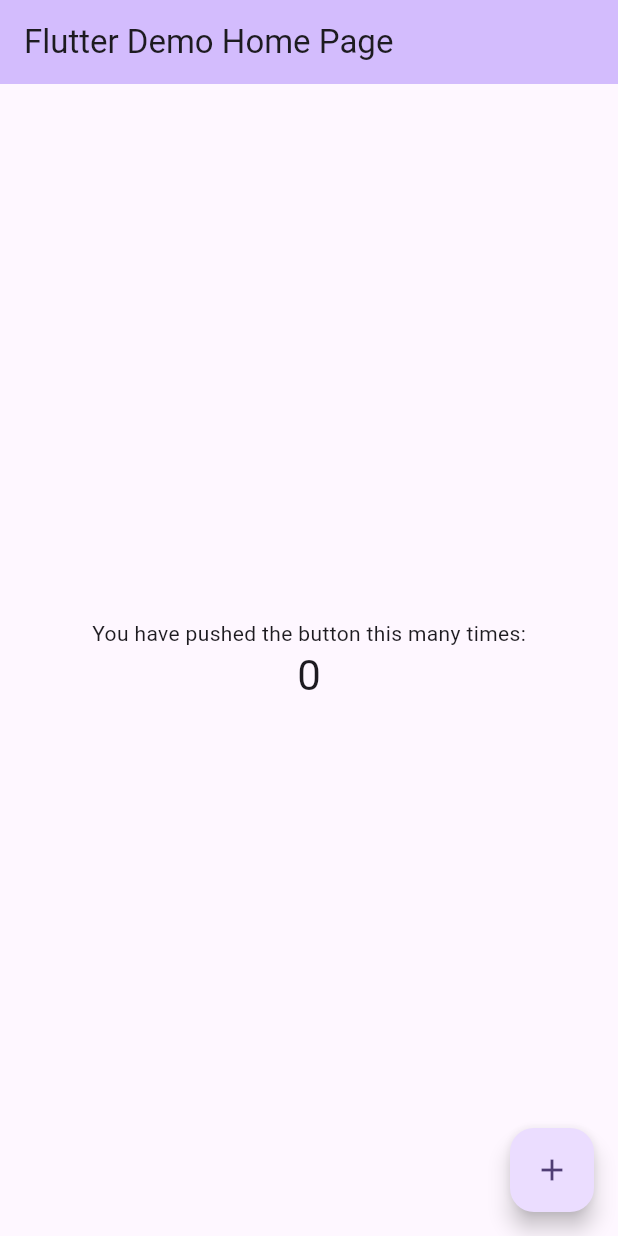
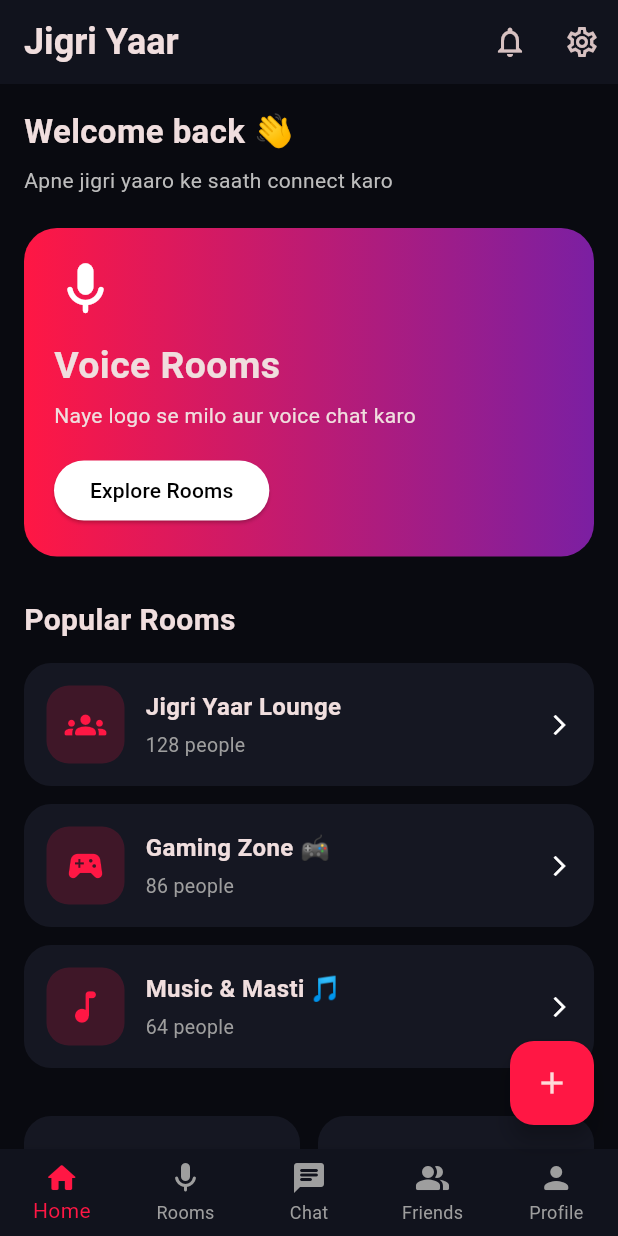
Before and after one commit to yoyichrijihan-ship-it/jigri-yaar, a Flutter app: the screen it shows after launch, on a phone screen of 412 x 824 dp. Run offline on Flutter 3.47's test engine with Material 3 defaults, Android fonts, the phone set to English and light mode, and no system bars; Roboto replaces fonts that are missing (Arial).

Commit message:
Update main.dart

```diff
--- a/lib/main.dart
+++ b/lib/main.dart
@@ -1,122 +1,329 @@
 import 'package:flutter/material.dart';
 
 void main() {
-  runApp(const MyApp());
+  runApp(const JigriYaarApp());
 }
 
-class MyApp extends StatelessWidget {
-  const MyApp({super.key});
+class JigriYaarApp extends StatelessWidget {
+  const JigriYaarApp({super.key});
 
-  // This widget is the root of your application.
   @override
   Widget build(BuildContext context) {
     return MaterialApp(
-      title: 'Flutter Demo',
+      debugShowCheckedModeBanner: false,
+      title: 'Jigri Yaar',
       theme: ThemeData(
-        // This is the theme of your application.
-        //
-        // TRY THIS: Try running your application with "flutter run". You'll see
-        // the application has a purple toolbar. Then, without quitting the app,
-        // try changing the seedColor in the colorScheme below to Colors.green
-        // and then invoke "hot reload" (save your changes or press the "hot
-        // reload" button in a Flutter-supported IDE, or press "r" if you used
-        // the command line to start the app).
-        //
-        // Notice that the counter didn't reset back to zero; the application
-        // state is not lost during the reload. To reset the state, use hot
-        // restart instead.
-        //
-        // This works for code too, not just values: Most code changes can be
-        // tested with just a hot reload.
-        colorScheme: .fromSeed(seedColor: Colors.deepPurple),
+        brightness: Brightness.dark,
+        scaffoldBackgroundColor: const Color(0xFF090A10),
+        fontFamily: 'Arial',
+        colorScheme: ColorScheme.fromSeed(
+          seedColor: const Color(0xFFFF1744),
+          brightness: Brightness.dark,
+        ),
       ),
-      home: const MyHomePage(title: 'Flutter Demo Home Page'),
+      home: const HomePage(),
     );
   }
 }
 
-class MyHomePage extends StatefulWidget {
-  const MyHomePage({super.key, required this.title});
-
-  // This widget is the home page of your application. It is stateful, meaning
-  // that it has a State object (defined below) that contains fields that affect
-  // how it looks.
-
-  // This class is the configuration for the state. It holds the values (in this
-  // case the title) provided by the parent (in this case the App widget) and
-  // used by the build method of the State. Fields in a Widget subclass are
-  // always marked "final".
-
-  final String title;
-
-  @override
-  State<MyHomePage> createState() => _MyHomePageState();
-}
-
-class _MyHomePageState extends State<MyHomePage> {
-  int _counter = 0;
-
-  void _incrementCounter() {
-    setState(() {
-      // This call to setState tells the Flutter framework that something has
-      // changed in this State, which causes it to rerun the build method below
-      // so that the display can reflect the updated values. If we changed
-      // _counter without calling setState(), then the build method would not be
-      // called again, and so nothing would appear to happen.
-      _counter++;
-    });
-  }
+class HomePage extends StatelessWidget {
+  const HomePage({super.key});
 
   @override
   Widget build(BuildContext context) {
-    // This method is rerun every time setState is called, for instance as done
-    // by the _incrementCounter method above.
-    //
-    // The Flutter framework has been optimized to make rerunning build methods
-    // fast, so that you can just rebuild anything that needs updating rather
-    // than having to individually change instances of widgets.
     return Scaffold(
       appBar: AppBar(
-        // TRY THIS: Try changing the color here to a specific color (to
-        // Colors.amber, perhaps?) and trigger a hot reload to see the AppBar
-        // change color while the other colors stay the same.
-        backgroundColor: Theme.of(context).colorScheme.inversePrimary,
-        // Here we take the value from the MyHomePage object that was created by
-        // the App.build method, and use it to set our appbar title.
-        title: Text(widget.title),
+        backgroundColor: const Color(0xFF11131D),
+        elevation: 0,
+        title: const Text(
+          'Jigri Yaar',
+          style: TextStyle(
+            fontSize: 24,
+            fontWeight: FontWeight.bold,
+          ),
+        ),
+        actions: [
+          IconButton(
+            onPressed: () {},
+            icon: const Icon(Icons.notifications_none),
+          ),
+          IconButton(
+            onPressed: () {},
+            icon: const Icon(Icons.settings_outlined),
+          ),
+        ],
       ),
-      body: Center(
-        // Center is a layout widget. It takes a single child and positions it
-        // in the middle of the parent.
+
+      body: SingleChildScrollView(
+        padding: const EdgeInsets.all(16),
         child: Column(
-          // Column is also a layout widget. It takes a list of children and
-          // arranges them vertically. By default, it sizes itself to fit its
-          // children horizontally, and tries to be as tall as its parent.
-          //
-          // Column has various properties to control how it sizes itself and
-          // how it positions its children. Here we use mainAxisAlignment to
-          // center the children vertically; the main axis here is the vertical
-          // axis because Columns are vertical (the cross axis would be
-          // horizontal).
-          //
-          // TRY THIS: Invoke "debug painting" (choose the "Toggle Debug Paint"
-          // action in the IDE, or press "p" in the console), to see the
-          // wireframe for each widget.
-          mainAxisAlignment: .center,
+          crossAxisAlignment: CrossAxisAlignment.start,
           children: [
-            const Text('You have pushed the button this many times:'),
+            const Text(
+              'Welcome back 👋',
+              style: TextStyle(
+                fontSize: 22,
+                fontWeight: FontWeight.bold,
+              ),
+            ),
+
+            const SizedBox(height: 6),
+
             Text(
-              '$_counter',
-              style: Theme.of(context).textTheme.headlineMedium,
+              'Apne jigri yaaro ke saath connect karo',
+              style: TextStyle(
+                color: Colors.grey.shade400,
+                fontSize: 14,
+              ),
+            ),
+
+            const SizedBox(height: 22),
+
+            Container(
+              width: double.infinity,
+              padding: const EdgeInsets.all(20),
+              decoration: BoxDecoration(
+                gradient: const LinearGradient(
+                  colors: [
+                    Color(0xFFFF1744),
+                    Color(0xFF7B1FA2),
+                  ],
+                ),
+                borderRadius: BorderRadius.circular(22),
+              ),
+              child: Column(
+                crossAxisAlignment: CrossAxisAlignment.start,
+                children: [
+                  const Icon(
+                    Icons.mic_rounded,
+                    size: 42,
+                  ),
+                  const SizedBox(height: 12),
+                  const Text(
+                    'Voice Rooms',
+                    style: TextStyle(
+                      fontSize: 25,
+                      fontWeight: FontWeight.bold,
+                    ),
+                  ),
+                  const SizedBox(height: 5),
+                  const Text(
+                    'Naye logo se milo aur voice chat karo',
+                    style: TextStyle(fontSize: 14),
+                  ),
+                  const SizedBox(height: 16),
+                  ElevatedButton(
+                    onPressed: () {},
+                    style: ElevatedButton.styleFrom(
+                      foregroundColor: Colors.black,
+                      backgroundColor: Colors.white,
+                    ),
+                    child: const Text('Explore Rooms'),
+                  ),
+                ],
+              ),
+            ),
+
+            const SizedBox(height: 28),
+
+            const Text(
+              'Popular Rooms',
+              style: TextStyle(
+                fontSize: 20,
+                fontWeight: FontWeight.bold,
+              ),
+            ),
+
+            const SizedBox(height: 14),
+
+            const RoomCard(
+              title: 'Jigri Yaar Lounge',
+              users: '128 people',
+              icon: Icons.groups_rounded,
+            ),
+
+            const RoomCard(
+              title: 'Gaming Zone 🎮',
+              users: '86 people',
+              icon: Icons.sports_esports_rounded,
+            ),
+
+            const RoomCard(
+              title: 'Music & Masti 🎵',
+              users: '64 people',
+              icon: Icons.music_note_rounded,
+            ),
+
+            const SizedBox(height: 20),
+
+            Row(
+              children: [
+                Expanded(
+                  child: FeatureCard(
+                    icon: Icons.chat_bubble_outline,
+                    title: 'Chat',
+                    onTap: () {},
+                  ),
+                ),
+                const SizedBox(width: 12),
+                Expanded(
+                  child: FeatureCard(
+                    icon: Icons.card_giftcard,
+                    title: 'Gifts',
+                    onTap: () {},
+                  ),
+                ),
+              ],
             ),
           ],
         ),
       ),
+
+      bottomNavigationBar: BottomNavigationBar(
+        currentIndex: 0,
+        backgroundColor: const Color(0xFF11131D),
+        selectedItemColor: const Color(0xFFFF1744),
+        unselectedItemColor: Colors.grey,
+        type: BottomNavigationBarType.fixed,
+        items: const [
+          BottomNavigationBarItem(
+            icon: Icon(Icons.home_rounded),
+            label: 'Home',
+          ),
+          BottomNavigationBarItem(
+            icon: Icon(Icons.mic_rounded),
+            label: 'Rooms',
+          ),
+          BottomNavigationBarItem(
+            icon: Icon(Icons.chat_rounded),
+            label: 'Chat',
+          ),
+          BottomNavigationBarItem(
+            icon: Icon(Icons.people_alt_rounded),
+            label: 'Friends',
+          ),
+          BottomNavigationBarItem(
+            icon: Icon(Icons.person_rounded),
+            label: 'Profile',
+          ),
+        ],
+      ),
+
       floatingActionButton: FloatingActionButton(
-        onPressed: _incrementCounter,
-        tooltip: 'Increment',
+        backgroundColor: const Color(0xFFFF1744),
+        onPressed: () {},
         child: const Icon(Icons.add),
       ),
     );
   }
 }
+
+class RoomCard extends StatelessWidget {
+  final String title;
+  final String users;
+  final IconData icon;
+
+  const RoomCard({
+    super.key,
+    required this.title,
+    required this.users,
+    required this.icon,
+  });
+
+  @override
+  Widget build(BuildContext context) {
+    return Container(
+      margin: const EdgeInsets.only(bottom: 12),
+      padding: const EdgeInsets.all(15),
+      decoration: BoxDecoration(
+        color: const Color(0xFF151722),
+        borderRadius: BorderRadius.circular(18),
+      ),
+      child: Row(
+        children: [
+          Container(
+            width: 52,
+            height: 52,
+            decoration: BoxDecoration(
+              color: const Color(0xFFFF1744).withOpacity(0.18),
+              borderRadius: BorderRadius.circular(15),
+            ),
+            child: Icon(
+              icon,
+              color: const Color(0xFFFF1744),
+              size: 28,
+            ),
+          ),
+          const SizedBox(width: 14),
+          Expanded(
+            child: Column(
+              crossAxisAlignment: CrossAxisAlignment.start,
+              children: [
+                Text(
+                  title,
+                  style: const TextStyle(
+                    fontWeight: FontWeight.bold,
+                    fontSize: 16,
+                  ),
+                ),
+                const SizedBox(height: 5),
+                Text(
+                  users,
+                  style: TextStyle(
+                    color: Colors.grey.shade500,
+                    fontSize: 13,
+                  ),
+                ),
+              ],
+            ),
+          ),
+          const Icon(Icons.arrow_forward_ios, size: 16),
+        ],
+      ),
+    );
+  }
+}
+
+class FeatureCard extends StatelessWidget {
+  final IconData icon;
+  final String title;
+  final VoidCallback onTap;
+
+  const FeatureCard({
+    super.key,
+    required this.icon,
+    required this.title,
+    required this.onTap,
+  });
+
+  @override
+  Widget build(BuildContext context) {
+    return InkWell(
+      onTap: onTap,
+      borderRadius: BorderRadius.circular(18),
+      child: Container(
+        padding: const EdgeInsets.symmetric(vertical: 22),
+        decoration: BoxDecoration(
+          color: const Color(0xFF151722),
+          borderRadius: BorderRadius.circular(18),
+        ),
+        child: Column(
+          children: [
+            Icon(
+              icon,
+              color: const Color(0xFFFF1744),
+              size: 30,
+            ),
+            const SizedBox(height: 8),
+            Text(
+              title,
+              style: const TextStyle(
+                fontWeight: FontWeight.bold,
+              ),
+            ),
+          ],
+        ),
+      ),
+    );
+  }
+}
```
